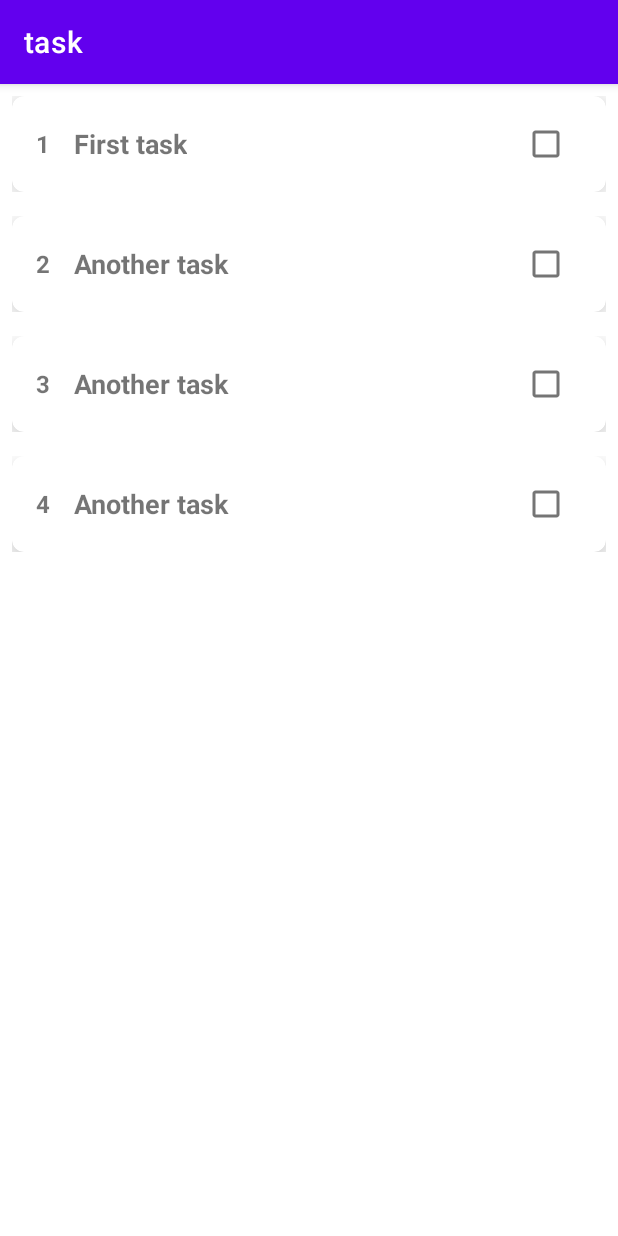
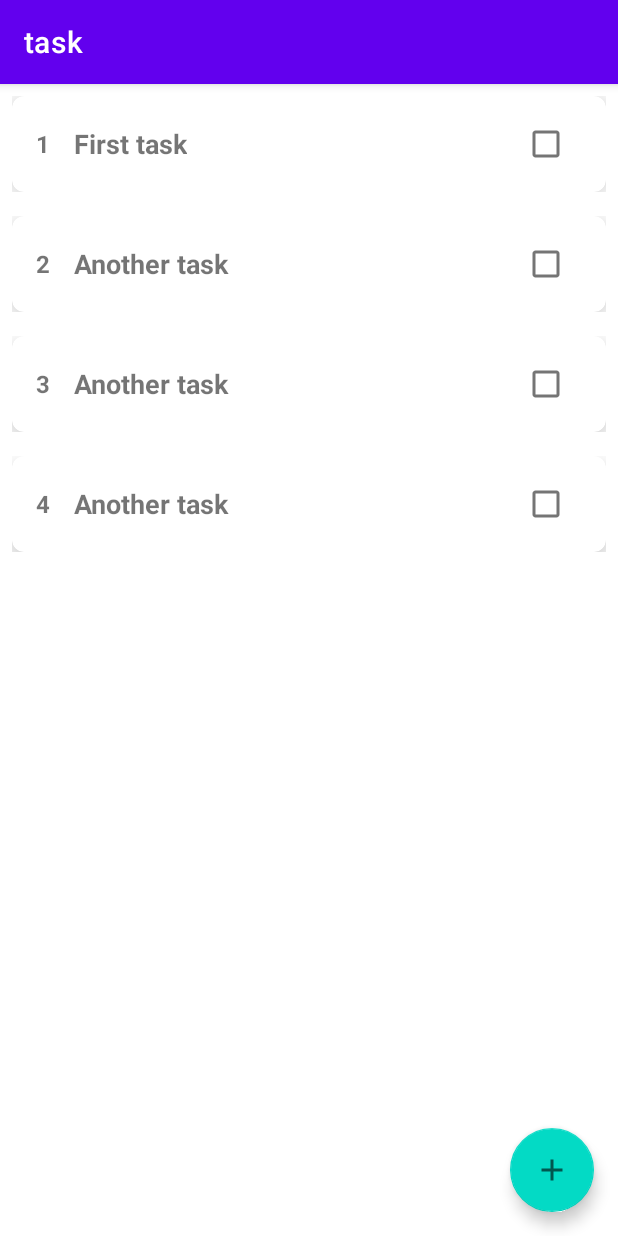
Before and after one commit to Sagr32/simple-task-app, an Android app: the screen it shows after launch (MainActivity), on a phone screen of 412 x 824 dp. Run offline under Robolectric (Android 15) with nearby library versions, the light colour scheme and no system bars.

Commit message:
Add new task using FloatingActionButton

```diff
--- /dev/null
+++ b/app/src/main/res/drawable-anydpi/ic_add.xml
@@ -0,0 +1,11 @@
+<vector xmlns:android="http://schemas.android.com/apk/res/android"
+    android:width="24dp"
+    android:height="24dp"
+    android:viewportWidth="24"
+    android:viewportHeight="24"
+    android:tint="#333333"
+    android:alpha="0.6">
+  <path
+      android:fillColor="@android:color/white"
+      android:pathData="M19,13h-6v6h-2v-6H5v-2h6V5h2v6h6v2z"/>
+</vector>
--- a/app/src/main/res/layout/activity_main.xml
+++ b/app/src/main/res/layout/activity_main.xml
@@ -1,5 +1,5 @@
 <?xml version="1.0" encoding="utf-8"?>
-<androidx.constraintlayout.widget.ConstraintLayout xmlns:android="http://schemas.android.com/apk/res/android"
+<RelativeLayout xmlns:android="http://schemas.android.com/apk/res/android"
     xmlns:app="http://schemas.android.com/apk/res-auto"
     xmlns:tools="http://schemas.android.com/tools"
     android:layout_width="match_parent"
@@ -10,4 +10,16 @@
         android:id="@+id/recyclerView"
         android:layout_width="match_parent"
         android:layout_height="match_parent" />
-</androidx.constraintlayout.widget.ConstraintLayout>
+
+    <com.google.android.material.floatingactionbutton.FloatingActionButton
+        android:id="@+id/fab"
+        android:layout_width="wrap_content"
+        android:layout_height="wrap_content"
+        android:layout_alignParentEnd="true"
+        android:layout_alignParentRight="true"
+        android:layout_alignParentBottom="true"
+        android:layout_gravity="end|bottom"
+        android:layout_margin="16dp"
+        android:contentDescription="@string/add_task"
+        android:src="@drawable/ic_add" />
+</RelativeLayout>
--- a/app/src/main/res/values/strings.xml
+++ b/app/src/main/res/values/strings.xml
@@ -2,4 +2,5 @@
     <string name="app_name">task</string>
     <string name="task_title">Task Title</string>
     <string name="save">Save</string>
+    <string name="add_task">Add Task</string>
 </resources>
```
Also changed, not shown: app/src/main/java/com/sagr/task/MainActivity.java (+32 -2 lines), app/src/main/res/drawable-hdpi/ic_add.png (added), app/src/main/res/drawable-mdpi/ic_add.png (added), app/src/main/res/drawable-xhdpi/ic_add.png (added), app/src/main/res/drawable-xxhdpi/ic_add.png (added).
